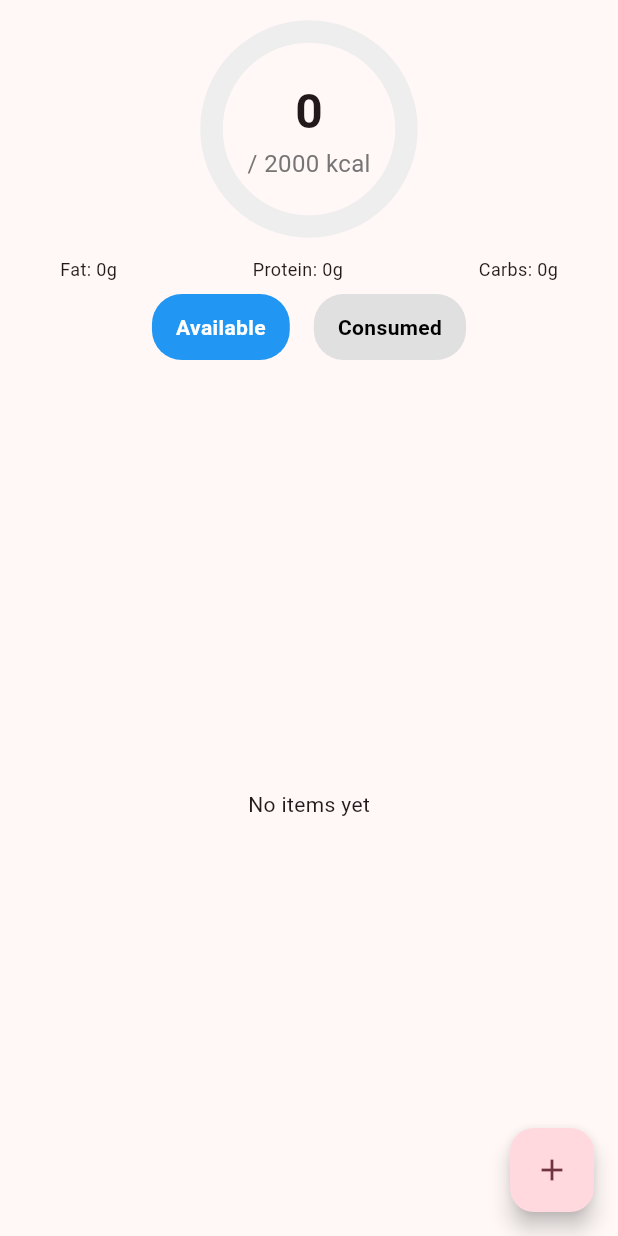
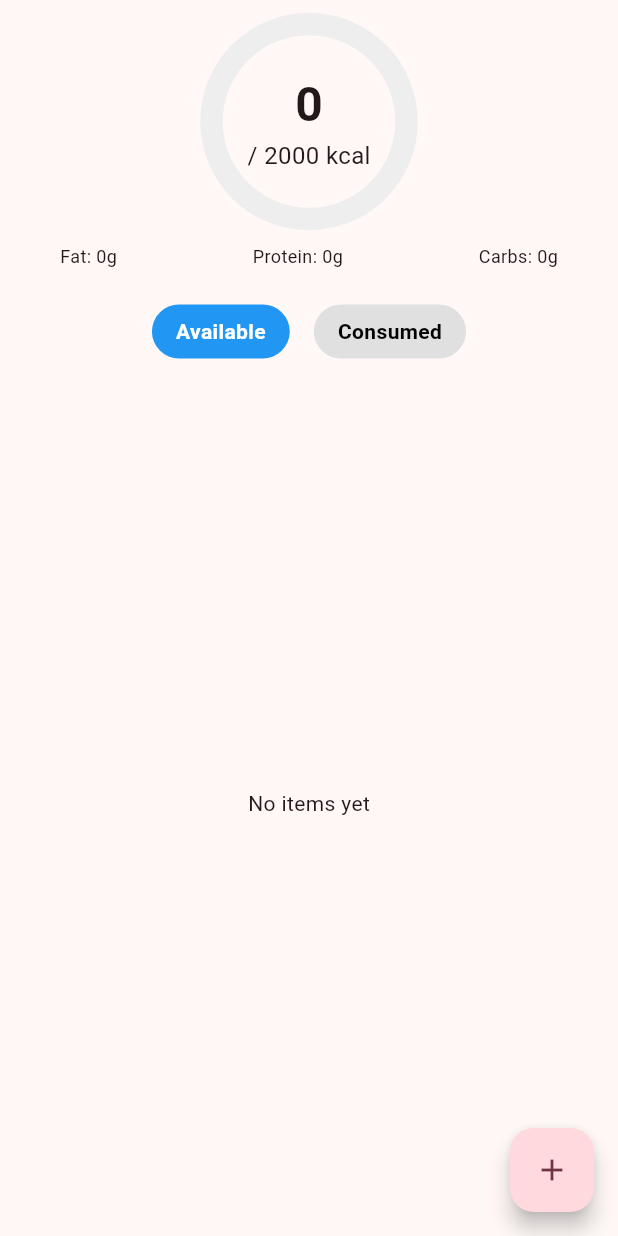
Before and after one commit to AshwaniDev101/Flutter-DisciplinePlus, a Flutter app: the screen it shows after launch, after a tap on the "monitor weight" icon, on a phone screen of 412 x 824 dp. Run offline on Flutter 3.47's test engine with Material 3 defaults, Android fonts, the phone set to English and light mode, and no system bars; our stand-ins replace cloud_firestore, firebase_core, hive_flutter, just_audio, pull_to_refresh, rxdart and 1 more; accounts and stored records are empty; generated files the repository leaves out were written again.

Commit message:
major reformating

```diff
--- a/lib/database/services/firebase_diet_food_service.dart
+++ b/lib/database/services/firebase_diet_food_service.dart
@@ -195,6 +195,8 @@ class FirebaseDietFoodService {
         required bool isSum,
       }) async {
 
+    print("  ==============================  ${latestFoodStatsData.calories}, ${newFoodStats.calories} =====================================");
+
     FoodStats updatedFoodStats;
 
     if (isSum) {
--- a/lib/pages/dietpage/dietpage.dart
+++ b/lib/pages/dietpage/dietpage.dart
@@ -4,6 +4,7 @@ import 'package:discipline_plus/core/utils/helper.dart';
 import 'package:discipline_plus/database/services/firebase_diet_food_service.dart';
 import 'package:discipline_plus/models/food_stats.dart';
 import 'package:discipline_plus/pages/dietpage/core/food_manager.dart';
+import 'package:discipline_plus/pages/dietpage/widget/foodlistview.dart';
 import 'package:flutter/material.dart';
 import 'package:rxdart/rxdart.dart';
 
@@ -23,50 +24,38 @@ class _DietPageState extends State<DietPage> {
   final double _progress = 0;
   final double _maxProgress = 1500;
 
-  // Date and pagination
-  // final DateTime _selectedDate = DateTime.now();
+  late final Stream<List<DietFood>> _sharedMerged;
+  late final Stream<List<DietFood>> _availableStream;
+  late final Stream<List<DietFood>> _consumedStream;
+
   final PageController _pageController = PageController(initialPage: 0);
   int _currentIndex = 0;
 
 
 
   FoodStats? _latestFoodStatsData;
-  StreamSubscription? _foodStatsSubscription;
+
   final foodStatsController = StreamController<FoodStats?>.broadcast();
-
-
-  // void initFoodStatsStream() {
-  //   FirebaseDietFoodService.instance.watchConsumedFoodStats(DateTime.now()).listen((data) {
-  //     _latestFoodStatsData = data;
-  //     foodStatsController.add(data);
-  //   });
-  // }
+  void initFoodStatsStream() {
+    FirebaseDietFoodService.instance.watchConsumedFoodStats(DateTime.now()).listen((data) {
+      _latestFoodStatsData = data;
+      foodStatsController.add(data);
+    });
+  }
   Stream<FoodStats?> get foodStatsStream => foodStatsController.stream;
 
 
 
-
-  void initFoodStatsStream() {
-    _foodStatsSubscription = FirebaseDietFoodService.instance
-        .watchConsumedFoodStats(DateTime.now())
-        .listen((data) {
-      _latestFoodStatsData = data;
-      foodStatsController.add(data);
-    });
-  }
-
   @override
   void dispose() {
-    _foodStatsSubscription?.cancel();
+
     foodStatsController.close();
     _pageController.dispose();
     super.dispose();
   }
 
 
-  late final Stream<List<DietFood>> _sharedMerged;
-  late final Stream<List<DietFood>> _availableStream;
-  late final Stream<List<DietFood>> _consumedStream;
+
 
 
 
@@ -101,221 +90,6 @@ class _DietPageState extends State<DietPage> {
 
 
 
-
-
-  @override
-  Widget build(BuildContext context) {
-    return Scaffold(
-
-      body: Column(
-        children: [
-
-          SafeArea(child: Text("")),
-
-          StreamBuilder<FoodStats?>(
-
-            // stream: FirebaseDietFoodService.instance.watchConsumedFoodStats(DateTime.now()),
-            stream: foodStatsStream,
-            builder: (context, snapshot) {
-              final stats = snapshot.data;
-
-              final progress = stats?.calories ?? 0;
-              final maxProgress = 2000; // Replace with user goal or app setting
-
-              return Column(
-                children: [
-                  Center(
-                    child: Stack(
-                      alignment: Alignment.center,
-                      children: [
-                        SizedBox(
-                          height: 130,
-                          width: 130,
-                          child: CircularProgressIndicator(
-                            value: progress / maxProgress,
-                            strokeWidth: 15,
-                            backgroundColor: Colors.grey.shade200,
-                            valueColor: AlwaysStoppedAnimation(_getProgressColor()),
-                          ),
-                        ),
-                        Column(
-                          mainAxisSize: MainAxisSize.min,
-                          children: [
-                            Text(
-                              '$progress',
-                              style: const TextStyle(
-                                fontSize: 32,
-                                fontWeight: FontWeight.bold,
-                              ),
-                            ),
-                            Text(
-                              '/ $maxProgress kcal',
-                              style: TextStyle(
-                                fontSize: 16,
-                                color: Colors.grey.shade600,
-                              ),
-                            ),
-                          ],
-                        ),
-                      ],
-                    ),
-                  ),
-                  const SizedBox(height: 20),
-                  Padding(
-                    padding: const EdgeInsets.symmetric(horizontal: 40),
-                    child: Row(
-                      mainAxisAlignment: MainAxisAlignment.spaceBetween,
-                      children: [
-                        Text("Fat: ${stats?.fats ?? 0}g", style: const TextStyle(fontSize: 12)),
-                        Text("Protein: ${stats?.proteins ?? 0}g", style: const TextStyle(fontSize: 12)),
-                        Text("Carbs: ${stats?.carbohydrates ?? 0}g", style: const TextStyle(fontSize: 12)),
-                      ],
-                    ),
-                  ),
-                ],
-              );
-            },
-          ),
-
-
-
-
-          Expanded(
-            child: Column(
-              children: [
-                Row(
-                  mainAxisAlignment: MainAxisAlignment.center,
-                  children: [
-                    _buildTabButton('Available', 0),
-                    _buildTabButton('Consumed', 1),
-                  ],
-                ),
-                Expanded(
-                  child: PageView(
-                    controller: _pageController,
-                    onPageChanged: (i) => setState(() => _currentIndex = i),
-                    children: [
-                      KeyedSubtree(
-                        key: ValueKey('available'),
-                        child: _buildListView(_availableStream, false),
-                      ),
-                      KeyedSubtree(
-                        key: ValueKey('consumed'),
-                        child: _buildListView(_consumedStream, true),
-                      ),
-                    ],
-                  ),
-                ),
-              ],
-            ),
-          ),
-
-
-        ],
-      ),
-      floatingActionButton: FloatingActionButton(
-        onPressed: _showAddDietFoodDialog,
-        child: const Icon(Icons.add),
-      ),
-    );
-  }
-
-
-
-  Widget _buildTabButton(String title, int index) {
-    final isSelected = _currentIndex == index;
-    return GestureDetector(
-      onTap: () {
-        setState(() {
-          _currentIndex = index;
-          _pageController.animateToPage(
-            index,
-            duration: Duration(milliseconds: 300),
-            curve: Curves.easeInOut,
-          );
-        });
-      },
-      child: Container(
-        padding: const EdgeInsets.symmetric(horizontal: 16, vertical: 12),
-        margin: const EdgeInsets.symmetric(horizontal: 8, vertical: 8),
-        decoration: BoxDecoration(
-          color: isSelected ? Colors.blue : Colors.grey[300],
-          borderRadius: BorderRadius.circular(20),
-        ),
-        child: Text(
-          title,
-          style: TextStyle(
-            color: isSelected ? Colors.white : Colors.black,
-            fontWeight: FontWeight.bold,
-          ),
-        ),
-      ),
-    );
-  }
-
-
-
-  //
-  // Stream<List<DietFood>> _watchFilteredFoodList(bool isEaten) {
-  //   return FoodManager.instance.watchMergedFoodList().map((list) {
-  //     return list.where((item) => isEaten ? item.count > 0 : item.count == 0).toList();
-  //   });
-  // }
-
-  Widget _buildListView(Stream<List<DietFood>> stream, bool isEaten) {
-    return StreamBuilder<List<DietFood>>(
-      stream: stream,
-      builder: (context, snapshot) {
-        if (snapshot.connectionState == ConnectionState.waiting) {
-          return Center(child: CircularProgressIndicator());
-        } else if (snapshot.hasError) {
-          return Center(child: Text("Error: ${snapshot.error}"));
-        } else if (!snapshot.hasData || snapshot.data!.isEmpty) {
-          return Center(child: Text("No items yet"));
-        }
-
-        final filteredList = snapshot.data!;
-
-        if (filteredList.isEmpty) {
-          return Center(child: Text("No items found"));
-        }
-
-        return ListView.builder(
-          itemCount: filteredList.length,
-          itemBuilder: (context, index) {
-            final dietFood = filteredList[index];
-            final timeStr = "${dietFood.time.hour}:${dietFood.time.minute.toString().padLeft(2, '0')}";
-
-
-
-
-            return Card(
-              key: ValueKey(dietFood.id),
-              margin: EdgeInsets.symmetric(horizontal: 12, vertical: 6),
-              child: ListTile(
-                title: Text(dietFood.name),
-                subtitle: Text(
-                  "${dietFood.foodStats.calories} kcal • ${dietFood.count}g • $timeStr",
-                ),
-                trailing: IconButton(
-                  icon: Icon(isEaten ? Icons.delete : Icons.add),
-                  onPressed: () {
-                    final foodStats = _latestFoodStatsData ?? FoodStats.empty();
-
-                    if (isEaten) {
-                      FoodManager.instance.removeFromConsumedFood(foodStats, dietFood);
-                    } else {
-                      FoodManager.instance.addToConsumedFood(foodStats, dietFood);
-                    }
-                  },
-                ),
-              ),
-            );
-          },
-        );
-      },
-    );
-  }
 
 
   void _showAddDietFoodDialog() {
@@ -454,6 +228,151 @@ class _DietPageState extends State<DietPage> {
     );
   }
 
+  @override
+  Widget build(BuildContext context) {
+    return Scaffold(
+      body: Column(
+        children: [
+
+          const SafeArea(child: SizedBox(height: 16)),
+
+
+          _buildStats(),
+
+
+          Expanded(
+            child: Column(
+              children: [
+                // Tab selector row
+                Row(
+                  mainAxisAlignment: MainAxisAlignment.center,
+                  children: [
+                    _buildTabButton('Available', 0),
+                    _buildTabButton('Consumed', 1),
+                  ],
+                ),
+
+                // PageView of two FoodListViews
+                Expanded(
+                  child: PageView(
+                    controller: _pageController,
+                    onPageChanged: (i) => setState(() => _currentIndex = i),
+                    children: [
+                      KeyedSubtree(
+                        key: const ValueKey('available'),
+                        child: FoodListView(
+                          stream: _availableStream,
+                          isConsumed: false,
+                          latestStats: _latestFoodStatsData ?? FoodStats.empty(),
+                        ),
+                      ),
+                      KeyedSubtree(
+                        key: const ValueKey('consumed'),
+                        child: FoodListView(
+                          stream: _consumedStream,
+                          isConsumed: true,
+                          latestStats: _latestFoodStatsData ?? FoodStats.empty(),
+                        ),
+                      ),
+                    ],
+                  ),
+                ),
+
+              ],
+            ),
+          ),
+        ],
+      ),
+
+      // Floating add button
+      floatingActionButton: FloatingActionButton(
+        onPressed: _showAddDietFoodDialog,
+        child: const Icon(Icons.add),
+      ),
+    );
+  }
+
+  /// Builds the stats (progress circle + macros) at top
+  Widget _buildStats() {
+    return StreamBuilder<FoodStats?>(
+      stream: FirebaseDietFoodService.instance.watchConsumedFoodStats(DateTime.now()),
+      builder: (context, snapshot) {
+        final stats = snapshot.data ?? FoodStats.empty();
+        _latestFoodStatsData = stats;
+
+        final progress = stats.calories;
+        const maxProgress = 2000;
+
+        return Column(
+          children: [
+            Center(
+              child: Stack(
+                alignment: Alignment.center,
+                children: [
+                  SizedBox(
+                    height: 130,
+                    width: 130,
+                    child: CircularProgressIndicator(
+                      value: progress / maxProgress,
+                      strokeWidth: 15,
+                      backgroundColor: Colors.grey.shade200,
+                      valueColor: AlwaysStoppedAnimation(_getProgressColor()),
+                    ),
+                  ),
+                  Column(
+                    mainAxisSize: MainAxisSize.min,
+                    children: [
+                      Text(
+                        '$progress',
+                        style: const TextStyle(fontSize: 32, fontWeight: FontWeight.bold),
+                      ),
+                      const Text('/ 2000 kcal', style: TextStyle(fontSize: 16)),
+                    ],
+                  ),
+                ],
+              ),
+            ),
+            const SizedBox(height: 16),
+            Padding(
+              padding: const EdgeInsets.symmetric(horizontal: 40),
+              child: Row(
+                mainAxisAlignment: MainAxisAlignment.spaceBetween,
+                children: [
+                  Text("Fat: ${stats.fats}g", style: const TextStyle(fontSize: 12)),
+                  Text("Protein: ${stats.proteins}g", style: const TextStyle(fontSize: 12)),
+                  Text("Carbs: ${stats.carbohydrates}g", style: const TextStyle(fontSize: 12)),
+                ],
+              ),
+            ),
+            const SizedBox(height: 16),
+          ],
+        );
+      },
+    );
+  }
+
+  /// Simple tab button
+  Widget _buildTabButton(String label, int index) {
+    final isSelected = _currentIndex == index;
+    return GestureDetector(
+      onTap: () {
+        setState(() => _currentIndex = index);
+        _pageController.animateToPage(index, duration: const Duration(milliseconds: 300), curve: Curves.easeInOut);
+      },
+      child: Container(
+        padding: const EdgeInsets.symmetric(horizontal: 16, vertical: 8),
+        margin: const EdgeInsets.symmetric(horizontal: 8, vertical: 8),
+        decoration: BoxDecoration(
+          color: isSelected ? Colors.blue : Colors.grey.shade300,
+          borderRadius: BorderRadius.circular(20),
+        ),
+        child: Text(
+          label,
+          style: TextStyle(color: isSelected ? Colors.white : Colors.black, fontWeight: FontWeight.bold),
+        ),
+      ),
+    );
+  }
 
 
 }
--- /dev/null
+++ b/lib/pages/dietpage/widget/foodlistview.dart
@@ -0,0 +1,75 @@
+
+import 'package:flutter/material.dart';
+
+import '../../../models/diet_food.dart';
+import '../../../models/food_stats.dart';
+import '../core/food_manager.dart';
+
+class FoodListView extends StatelessWidget {
+  final Stream<List<DietFood>> stream;
+  final bool isConsumed;
+  final FoodStats latestStats;
+
+  const FoodListView({
+    Key? key,
+    required this.stream,
+    required this.isConsumed,
+    required this.latestStats,
+  }) : super(key: key);
+
+  @override
+  Widget build(BuildContext context) {
+    return StreamBuilder<List<DietFood>>(
+      stream: stream,
+      builder: (context, snapshot) {
+        if (snapshot.connectionState == ConnectionState.waiting) {
+          return const Center(child: CircularProgressIndicator());
+        }
+        if (snapshot.hasError) {
+          return Center(child: Text('Error: ${snapshot.error}'));
+        }
+        final foods = snapshot.data;
+        if (foods == null || foods.isEmpty) {
+          return const Center(child: Text('No items yet'));
+        }
+
+        return ListView.builder(
+          itemCount: foods.length,
+          itemBuilder: (context, index) {
+            final food = foods[index];
+            final time = food.time;
+            final timeStr =
+                '${time.hour.toString().padLeft(2, '0')}:${time.minute.toString().padLeft(2, '0')}';
+
+            return Card(
+              key: ValueKey(food.id),
+              margin: const EdgeInsets.symmetric(horizontal: 12, vertical: 6),
+              child: ListTile(
+                title: Text(food.name),
+                subtitle: Text(
+                  '${food.foodStats.calories} kcal • ${food.count}g • $timeStr',
+                ),
+                trailing: IconButton(
+                  icon: Icon(isConsumed ? Icons.delete : Icons.add),
+                  onPressed: () {
+                    if (isConsumed) {
+                      FoodManager.instance.removeFromConsumedFood(
+                        latestStats,
+                        food,
+                      );
+                    } else {
+                      FoodManager.instance.addToConsumedFood(
+                        latestStats,
+                        food,
+                      );
+                    }
+                  },
+                ),
+              ),
+            );
+          },
+        );
+      },
+    );
+  }
+}
```
Also changed, not shown: lib/pages/dietpage/core/food_manager.dart (+0 -13 lines), lib/pages/dietpage/widget/calorie_progress.dart (added, +13 -0 lines), lib/pages/dietpage/widget/tab_selector.dart (added, +19 -0 lines).
